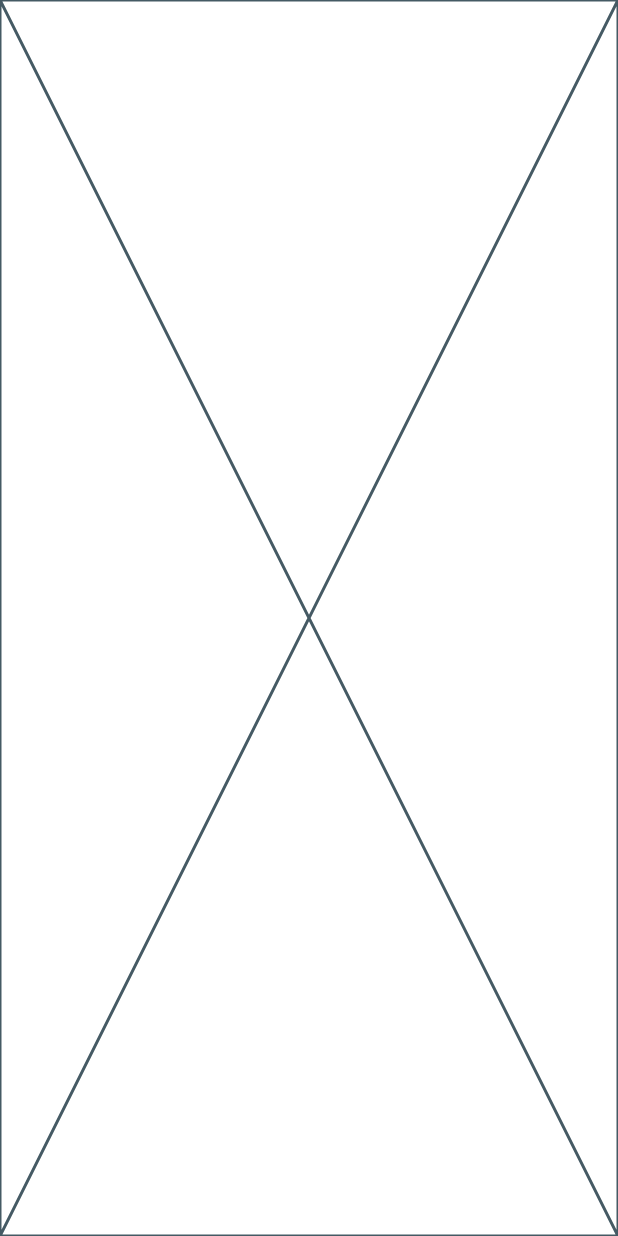
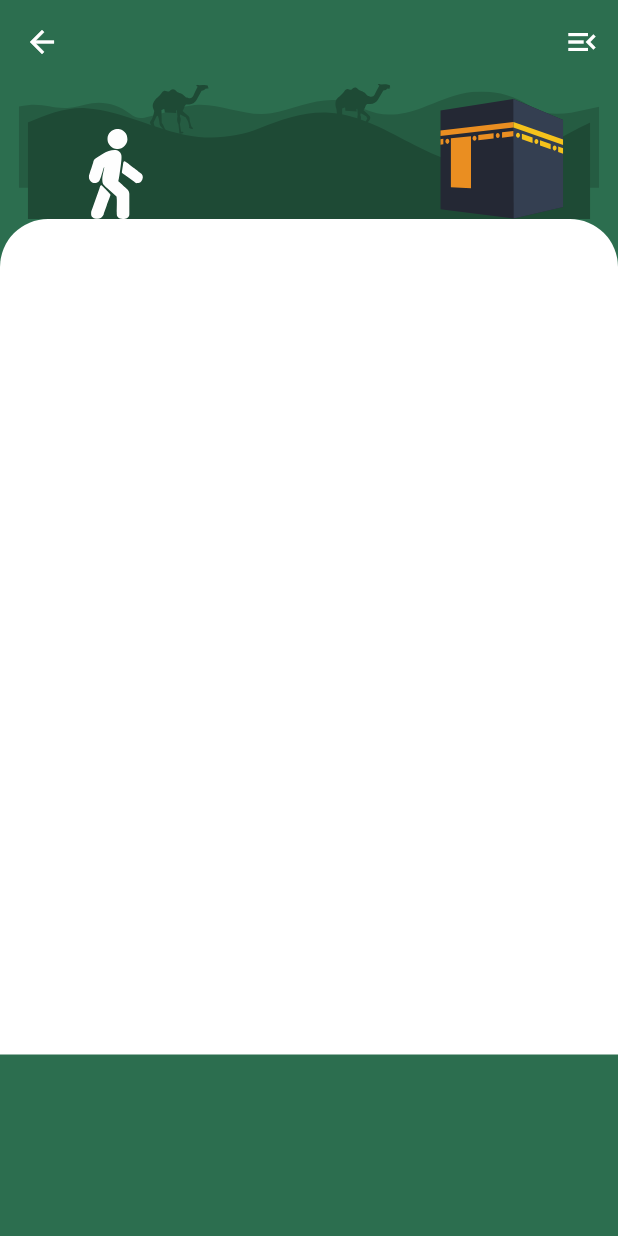
Before and after one commit to Shakhzod19980615/haj, a Flutter app: the screen it shows after launch, after a tap on an icon or button, on a phone screen of 412 x 824 dp. Run offline on Flutter 3.47's test engine with Material 2 defaults, Android fonts, the light colour scheme and no system bars; our stand-ins replace flutter_svg, sqflite_sqlcipher; accounts and stored records are empty.

Commit message:
Main menu initial design

```diff
--- a/lib/screens/home_page.dart
+++ b/lib/screens/home_page.dart
@@ -18,7 +18,7 @@ class _HomePageState extends State<HomePage> {
       body: Container(
         width: MediaQuery.of(context).size.width,
         height: MediaQuery.of(context).size.height,
-        margin: EdgeInsets.only(top: 90,left: 85,right: 85,bottom: 100),
+        margin: EdgeInsets.only(top: 90,left: 85,right: 85,bottom: 60),
         child: Column(
           children: [
             GestureDetector(
--- a/lib/screens/main_menu_page.dart
+++ b/lib/screens/main_menu_page.dart
@@ -1,4 +1,6 @@
 import 'package:flutter/cupertino.dart';
+import 'package:flutter/material.dart';
+import 'package:flutter_svg/svg.dart';
 
 class MainMenuPage extends StatefulWidget {
   const MainMenuPage({Key? key}) : super(key: key);
@@ -10,6 +12,80 @@ class MainMenuPage extends StatefulWidget {
 class _MainMenuPageState extends State<MainMenuPage> {
   @override
   Widget build(BuildContext context) {
-    return const Placeholder();
+    return  Scaffold(
+      //backgroundColor: Color(0xFF2C6E4F),
+      appBar: AppBar(
+        primary: true,
+        elevation: 0,
+        backgroundColor: Color(0xFF2C6E4F),
+        actions: [
+          PopupMenuButton(
+              icon:Icon(Icons.menu_open_outlined,color: Colors.white,),
+              itemBuilder: (context)=>[PopupMenuItem(child: Text("sadasd"))])
+        ],
+      ),
+      body: Container(
+        width: MediaQuery.of(context).size.width,
+        height: MediaQuery.of(context).size.height,
+        color: Color(0xFF2C6E4F),
+        child: Column(
+          children: [
+            Container(
+              width: MediaQuery.of(context).size.width,
+              height: 90,
+              child: Stack(
+                children: [
+                  Positioned(
+                      width: MediaQuery.of(context).size.width,
+                      height: 65,
+                      bottom: 20,
+                      child: SvgPicture.asset("assets/images/wave_2.svg",)),
+                  Positioned(
+                      width: MediaQuery.of(context).size.width,
+                      height: 75,
+                      bottom: -1,
+                      child: SvgPicture.asset("assets/images/wave_1.svg",)),
+
+                  Positioned(
+                      width: 55,
+                      height: 60,
+                      left: 50,
+                      bottom: 0,
+                      child: SvgPicture.asset("assets/images/walking_man.svg",)),
+                  Positioned(
+                      width: 40,
+                      height: 35,
+                      right: 150,
+                      child: SvgPicture.asset("assets/images/camel-1.svg",)),
+                  Positioned(
+                      width: 40,
+                      height: 35,
+                      left: 100,
+                      child: SvgPicture.asset("assets/images/camel-2.svg",)),
+                  Positioned(
+                      width: 85,
+                      height: 80,
+                      right: 35,
+                      bottom: 0,
+                      child: SvgPicture.asset("assets/images/kaba1.svg",)),
+
+                ],
+              ),
+            ),
+            SingleChildScrollView(
+              scrollDirection: Axis.vertical,
+              child: Container(
+                height: 557,
+                padding: EdgeInsets.only(bottom: 200),
+                decoration: BoxDecoration(
+                    color: Colors.white,
+                  borderRadius: BorderRadius.only(topLeft: Radius.circular(32),topRight: Radius.circular(32))
+                ),
+              ),
+            )
+          ],
+        ),
+      ),
+    );
   }
 }
```
Also changed, not shown: assets/images/asosiy.svg (added), assets/images/camel-1.svg (added), assets/images/camel-2.svg (added), assets/images/kaba1.svg (added), assets/images/walking_man.svg (added), assets/images/wave_1.svg (added), assets/images/wave_2.svg (added).
